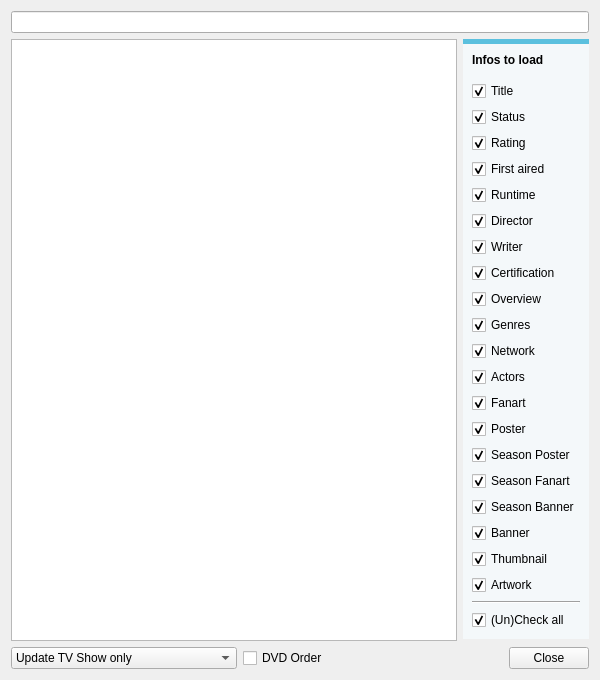
Before: the Qt Designer form tvShows/TvShowSearch.ui in Komet/MediaElch, drawn with Qt 5.
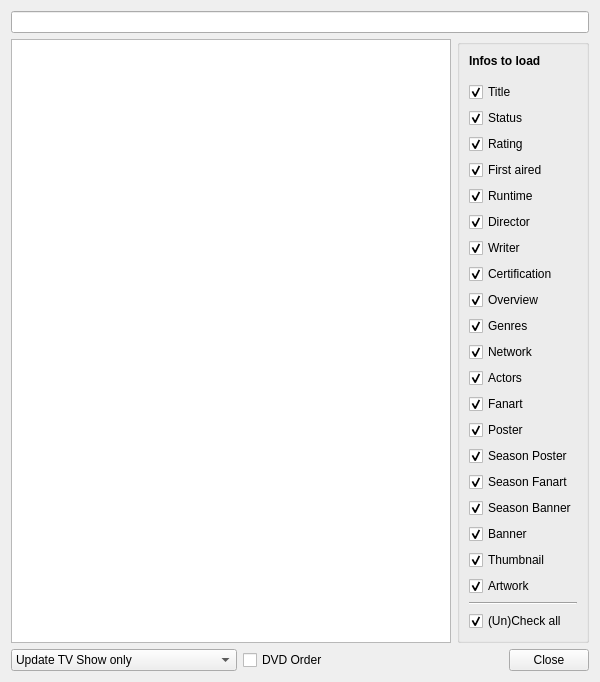
After: the same form once the commit is applied. Icons and pictures are not drawn. Custom widgets are drawn as their Qt base class.

The edit to the form file:
```diff
--- a/tvShows/TvShowSearch.ui
+++ b/tvShows/TvShowSearch.ui
@@ -35,12 +35,6 @@
     <layout class="QHBoxLayout" name="horizontalLayout">
      <item>
       <widget class="QTableWidget" name="results">
-       <property name="styleSheet">
-        <string notr="true">alternate-background-color: rgb(243, 246, 250);
-color: #395265;
-selection-background-color: qlineargradient(spread:pad, x1:0, y1:0, x2:0, y2:1, stop:0 #4185b6, stop:1 #1b6aa5);
-</string>
-       </property>
        <property name="editTriggers">
         <set>QAbstractItemView::NoEditTriggers</set>
        </property>
@@ -76,13 +70,6 @@
       <layout class="QVBoxLayout" name="verticalLayout_2">
        <item>
         <widget class="QGroupBox" name="groupBox">
-         <property name="styleSheet">
-          <string notr="true">QGroupBox {
-    border-radius: 0px;
-    border-top: 5px solid #5BC0DE; 
-    background-color: #F4F8FA;
-}</string>
-         </property>
          <property name="title">
           <string/>
          </property>
```
